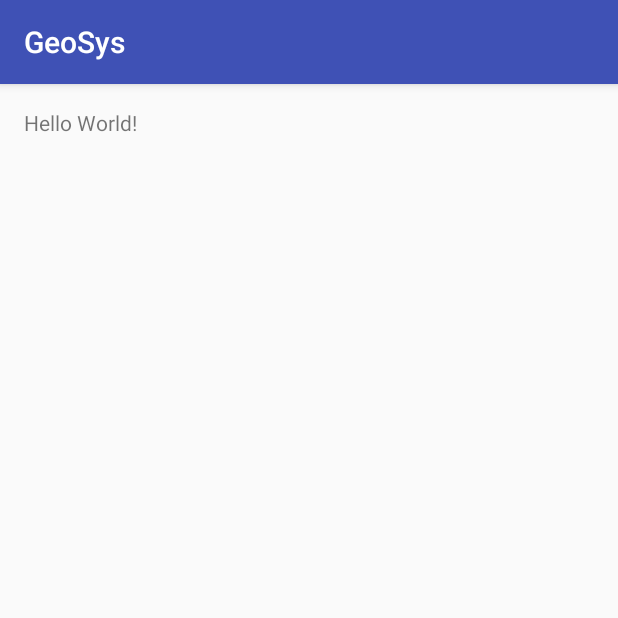
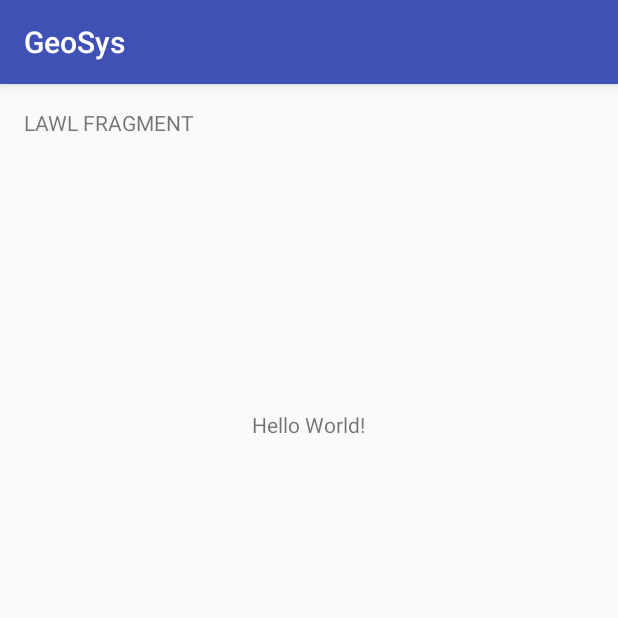
Before and after one commit to Minimata/AndroidProject, an Android app: the screen it shows after launch (MainActivity), on a phone screen of 412 x 824 dp, the top half of it. Run offline under Robolectric (Android 15) with nearby library versions, the phone set to English and light mode, and no system bars.

Commit message:
Bases of fragments and initialization of first fragment done.

```diff
--- a/GeoSys/app/build.gradle
+++ b/GeoSys/app/build.gradle
@@ -25,5 +25,7 @@ dependencies {
         exclude group: 'com.android.support', module: 'support-annotations'
     })
     compile 'com.android.support:appcompat-v7:24.2.1'
+    compile 'com.android.support:support-v4:24.2.1'
+    compile 'com.android.support:recyclerview-v7:24.2.1'
     testCompile 'junit:junit:4.12'
 }
--- a/GeoSys/app/src/main/java/minimata/geosys/MainActivity.java
+++ b/GeoSys/app/src/main/java/minimata/geosys/MainActivity.java
@@ -1,13 +1,28 @@
 package minimata.geosys;
 
+import android.support.v4.app.Fragment;
+import android.support.v4.app.FragmentTransaction;
+import android.net.Uri;
 import android.support.v7.app.AppCompatActivity;
 import android.os.Bundle;
+import android.util.Log;
 
-public class MainActivity extends AppCompatActivity {
+public class MainActivity extends AppCompatActivity implements MapsFragment.OnFragmentInteractionListener {
 
     @Override
     protected void onCreate(Bundle savedInstanceState) {
         super.onCreate(savedInstanceState);
         setContentView(R.layout.activity_main);
+
+        // Pushing MapsFragment
+        MapsFragment fragment = new MapsFragment();
+        FragmentTransaction ft = getSupportFragmentManager().beginTransaction();
+        ft.add(R.id.activity_main, fragment);
+        ft.commit();
+    }
+
+    @Override
+    public void onFragmentInteraction(Uri uri) {
+
     }
 }
--- /dev/null
+++ b/GeoSys/app/src/main/java/minimata/geosys/MapsFragment.java
@@ -0,0 +1,108 @@
+package minimata.geosys;
+
+import android.content.Context;
+import android.net.Uri;
+import android.os.Bundle;
+import android.support.v4.app.Fragment;
+import android.view.LayoutInflater;
+import android.view.View;
+import android.view.ViewGroup;
+
+
+/**
+ * A simple {@link Fragment} subclass.
+ * Activities that contain this fragment must implement the
+ * {@link MapsFragment.OnFragmentInteractionListener} interface
+ * to handle interaction events.
+ * Use the {@link MapsFragment#newInstance} factory method to
+ * create an instance of this fragment.
+ */
+public class MapsFragment extends Fragment {
+    // TODO: Rename parameter arguments, choose names that match
+    // the fragment initialization parameters, e.g. ARG_ITEM_NUMBER
+    private static final String ARG_PARAM1 = "param1";
+    private static final String ARG_PARAM2 = "param2";
+
+    // TODO: Rename and change types of parameters
+    private String mParam1;
+    private String mParam2;
+
+    private OnFragmentInteractionListener mListener;
+
+    public MapsFragment() {
+        // Required empty public constructor
+    }
+
+    /**
+     * Use this factory method to create a new instance of
+     * this fragment using the provided parameters.
+     *
+     * @param param1 Parameter 1.
+     * @param param2 Parameter 2.
+     * @return A new instance of fragment MapsFragment.
+     */
+    // TODO: Rename and change types and number of parameters
+    public static MapsFragment newInstance(String param1, String param2) {
+        MapsFragment fragment = new MapsFragment();
+        Bundle args = new Bundle();
+        args.putString(ARG_PARAM1, param1);
+        args.putString(ARG_PARAM2, param2);
+        fragment.setArguments(args);
+        return fragment;
+    }
+
+    @Override
+    public void onCreate(Bundle savedInstanceState) {
+        super.onCreate(savedInstanceState);
+        if (getArguments() != null) {
+            mParam1 = getArguments().getString(ARG_PARAM1);
+            mParam2 = getArguments().getString(ARG_PARAM2);
+        }
+    }
+
+    @Override
+    public View onCreateView(LayoutInflater inflater, ViewGroup container,
+                             Bundle savedInstanceState) {
+        // Inflate the layout for this fragment
+        return inflater.inflate(R.layout.fragment_maps, container, false);
+    }
+
+    // TODO: Rename method, update argument and hook method into UI event
+    public void onButtonPressed(Uri uri) {
+        if (mListener != null) {
+            mListener.onFragmentInteraction(uri);
+        }
+    }
+
+    @Override
+    public void onAttach(Context context) {
+        super.onAttach(context);
+        if (context instanceof OnFragmentInteractionListener) {
+            mListener = (OnFragmentInteractionListener) context;
+        } else {
+            throw new RuntimeException(context.toString()
+                    + " must implement OnFragmentInteractionListener");
+        }
+    }
+
+    @Override
+    public void onDetach() {
+        super.onDetach();
+        mListener = null;
+    }
+
+    /**
+     * This interface must be implemented by activities that contain this
+     * fragment to allow an interaction in this fragment to be communicated
+     * to the activity and potentially other fragments contained in that
+     * activity.
+     * <p>
+     * See the Android Training lesson <a href=
+     * "http://developer.android.com/training/basics/fragments/communicating.html"
+     * >Communicating with Other Fragments</a> for more information.
+     */
+    public interface OnFragmentInteractionListener {
+        // TODO: Update argument type and name
+        void onFragmentInteraction(Uri uri);
+    }
+}
--- a/GeoSys/app/src/main/res/layout/activity_main.xml
+++ b/GeoSys/app/src/main/res/layout/activity_main.xml
@@ -13,5 +13,8 @@
     <TextView
         android:layout_width="wrap_content"
         android:layout_height="wrap_content"
-        android:text="Hello World!" />
+        android:text="Hello World!"
+        android:layout_alignParentTop="true"
+        android:layout_centerHorizontal="true"
+        android:layout_marginTop="201dp" />
 </RelativeLayout>
--- /dev/null
+++ b/GeoSys/app/src/main/res/layout/fragment_maps.xml
@@ -0,0 +1,14 @@
+<FrameLayout xmlns:android="http://schemas.android.com/apk/res/android"
+    xmlns:tools="http://schemas.android.com/tools"
+    android:layout_width="match_parent"
+    android:layout_height="match_parent"
+    tools:context="minimata.geosys.MapsFragment">
+
+    <!-- TODO: Update blank fragment layout -->
+
+    <TextView
+        android:text="LAWL FRAGMENT"
+        android:layout_width="wrap_content"
+        android:layout_height="wrap_content"
+        android:id="@+id/textView2" />
+</FrameLayout>
--- a/GeoSys/app/src/main/res/values/dimens.xml
+++ b/GeoSys/app/src/main/res/values/dimens.xml
@@ -2,4 +2,5 @@
     <!-- Default screen margins, per the Android Design guidelines. -->
     <dimen name="activity_horizontal_margin">16dp</dimen>
     <dimen name="activity_vertical_margin">16dp</dimen>
+    <dimen name="text_margin">16dp</dimen>
 </resources>
--- a/GeoSys/app/src/main/res/values/strings.xml
+++ b/GeoSys/app/src/main/res/values/strings.xml
@@ -1,3 +1,6 @@
 <resources>
     <string name="app_name">GeoSys</string>
+
+    <!-- TODO: Remove or change this placeholder text -->
+    <string name="hello_blank_fragment">Hello blank fragment</string>
 </resources>
```
Also changed, not shown: GeoSys/app/src/main/java/minimata/geosys/AlarmFragment.java (added, +109 -0 lines), GeoSys/app/src/main/java/minimata/geosys/MyAlarmRecyclerViewAdapter.java (added, +77 -0 lines), GeoSys/app/src/main/java/minimata/geosys/MySettingRecyclerViewAdapter.java (added, +77 -0 lines), GeoSys/app/src/main/java/minimata/geosys/SettingFragment.java (added, +109 -0 lines), GeoSys/app/src/main/java/minimata/geosys/dummy/DummyContent.java (added, +72 -0 lines), GeoSys/app/src/main/res/layout/fragment_alarm.xml (added, +20 -0 lines), GeoSys/app/src/main/res/layout/fragment_alarm_list.xml (added, +13 -0 lines), GeoSys/app/src/main/res/layout/fragment_setting.xml (added, +20 -0 lines), GeoSys/app/src/main/res/layout/fragment_setting_list.xml (added, +13 -0 lines).
